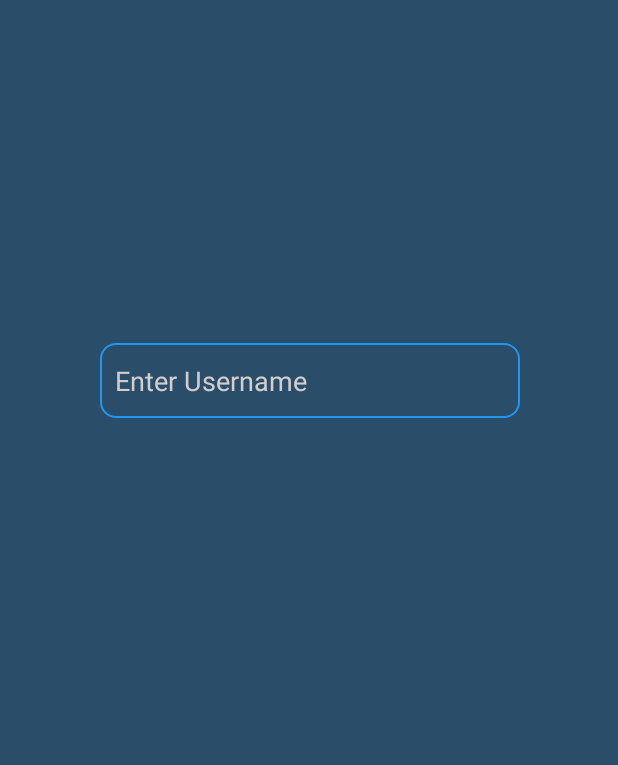
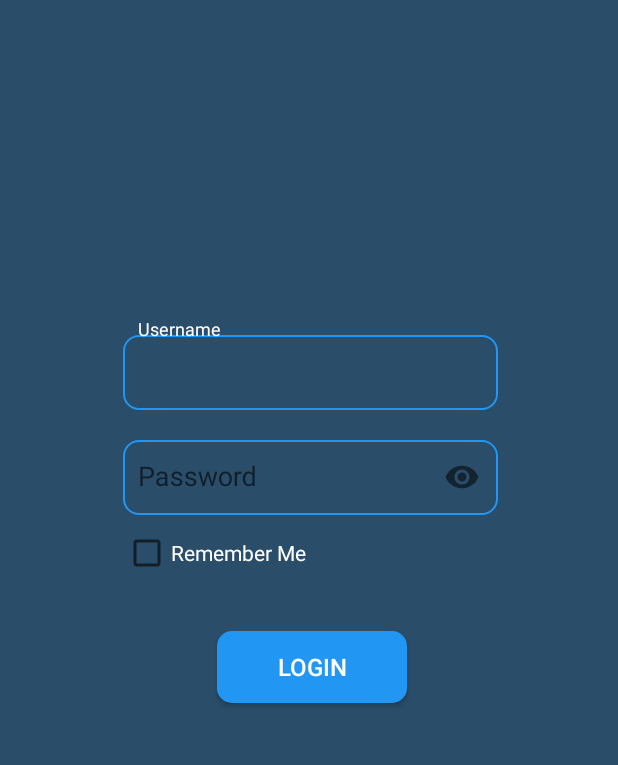
Before and after one commit to reinaldosg/bantuinbencana, an Android app: the screen it shows after launch (MainActivity), on a phone screen of 412 x 824 dp, the part 293-1058 px from its top. Run offline under Robolectric (Android 15) with nearby library versions, the phone set to English and light mode, and no system bars.

Commit message:
menambah mata di password dan hapus animasi

```diff
--- a/app/build.gradle
+++ b/app/build.gradle
@@ -32,4 +32,6 @@ dependencies {
     testImplementation 'junit:junit:4.12'
     androidTestImplementation 'androidx.test:runner:1.1.1'
     androidTestImplementation 'androidx.test.espresso:espresso-core:3.1.1'
+
+    implementation 'com.google.android.material:material:1.0.0'
 }
--- a/app/src/main/java/dsc/machung/bantuanbencana/MainActivity.java
+++ b/app/src/main/java/dsc/machung/bantuanbencana/MainActivity.java
@@ -26,20 +26,20 @@ public class MainActivity extends AppCompatActivity {
         super.onCreate(savedInstanceState);
         setContentView(R.layout.activity_main);
 
-        ttb = AnimationUtils.loadAnimation(this, R.anim.ttb);
-        btt = AnimationUtils.loadAnimation(this, R.anim.btt);
-
-        logo = findViewById(R.id.logo);
-        username = findViewById(R.id.username);
-        password = findViewById(R.id.password);
-        rememberme = findViewById(R.id.rememberme);
-        login = findViewById(R.id.login);
-
-        //run animation
-        logo.startAnimation(ttb);
-        username.startAnimation(btt);
-        password.startAnimation(btt);
-        rememberme.startAnimation(btt);
-        login.startAnimation(btt);
+//        ttb = AnimationUtils.loadAnimation(this, R.anim.ttb);
+//        btt = AnimationUtils.loadAnimation(this, R.anim.btt);
+//
+//        logo = findViewById(R.id.logo);
+//        username = findViewById(R.id.username);
+//        password = findViewById(R.id.password);
+//        rememberme = findViewById(R.id.rememberme);
+//        login = findViewById(R.id.login);
+//
+//        //run animation
+//        logo.startAnimation(ttb);
+//        username.startAnimation(btt);
+//        password.startAnimation(btt);
+//        rememberme.startAnimation(btt);
+//        login.startAnimation(btt);
     }
 }
--- a/app/src/main/res/layout/activity_main.xml
+++ b/app/src/main/res/layout/activity_main.xml
@@ -20,40 +20,54 @@
         app:layout_constraintVertical_bias="0.0"
         app:srcCompat="@mipmap/ic_launcher" />
 
-    <EditText
+    <com.google.android.material.textfield.TextInputLayout
         android:id="@+id/username"
-        android:layout_width="280dp"
-        android:layout_height="50dp"
-        android:layout_marginBottom="24dp"
-        android:background="@drawable/edittxt_bg"
-        android:ems="10"
-        android:hint="Enter Username"
-        android:inputType="textPersonName"
-        android:textColorHint="@color/grey"
-        android:paddingLeft="10dp"
-        android:paddingRight="10dp"
-        android:textColor="@color/colorAccent"
+        android:layout_width="250dp"
+        android:layout_height="70dp"
         app:layout_constraintBottom_toTopOf="@+id/password"
         app:layout_constraintEnd_toEndOf="@+id/logo"
         app:layout_constraintHorizontal_bias="0.496"
-        app:layout_constraintStart_toStartOf="@+id/logo" />
+        app:layout_constraintStart_toStartOf="@+id/logo">
 
-    <EditText
+        <com.google.android.material.textfield.TextInputEditText
+            android:layout_width="250dp"
+            android:layout_height="50dp"
+            android:layout_marginBottom="24dp"
+            android:background="@drawable/edittxt_bg"
+            android:ems="20"
+            android:hint="Username"
+            android:inputType="textPersonName"
+            android:textColorHint="@color/colorAccent"
+            android:paddingLeft="10dp"
+            android:paddingRight="10dp"
+            android:textColor="@color/colorAccent" />
+    </com.google.android.material.textfield.TextInputLayout>
+
+
+    <com.google.android.material.textfield.TextInputLayout
         android:id="@+id/password"
-        android:background="@drawable/edittxt_bg"
-        android:layout_width="280dp"
-        android:layout_height="50dp"
-        android:ems="10"
-        android:paddingLeft="10dp"
-        android:paddingRight="10dp"
-        android:hint="Enter Password"
-        android:textColorHint="@color/grey"
-        android:inputType="textPassword"
-        android:textColor="@color/colorAccent"
+        android:layout_width="250dp"
+        android:layout_height="70dp"
+        app:passwordToggleEnabled="true"
+        tools:ignore="MissingConstraints"
         app:layout_constraintBottom_toTopOf="@+id/rememberme"
         app:layout_constraintEnd_toEndOf="@+id/username"
         app:layout_constraintHorizontal_bias="0.0"
-        app:layout_constraintStart_toStartOf="@+id/username" />
+        app:layout_constraintStart_toStartOf="@+id/username" >
+
+        <com.google.android.material.textfield.TextInputEditText
+            android:background="@drawable/edittxt_bg"
+            android:layout_width="250dp"
+            android:layout_height="50dp"
+            android:ems="20"
+            android:paddingLeft="10dp"
+            android:paddingRight="10dp"
+            android:hint="Password"
+            android:textColorHint="@color/colorAccent"
+            android:inputType="textPassword"
+            android:textColor="@color/colorAccent"/>
+    </com.google.android.material.textfield.TextInputLayout>
+
 
     <CheckBox
         android:id="@+id/rememberme"
```
